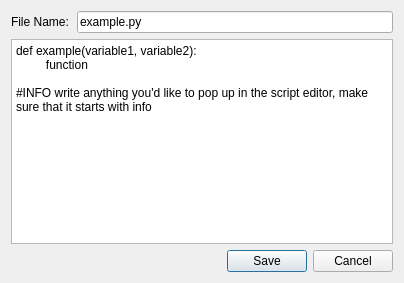
Qt form newcommand.ui (Robijn98/scriptEditorUI) before a commit.
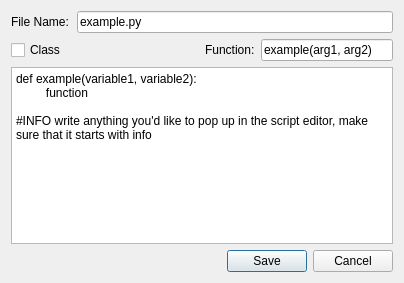
The same form after that commit.

Commit message:
add class to commands
add class to commands

```diff
--- a/newcommand.ui
+++ b/newcommand.ui
@@ -50,6 +50,44 @@
      </item>
     </layout>
    </item>
+   <item>
+    <layout class="QHBoxLayout" name="horizontalLayout">
+     <item>
+      <widget class="QCheckBox" name="classCheckBox">
+       <property name="text">
+        <string>Class</string>
+       </property>
+      </widget>
+     </item>
+     <item>
+      <spacer name="horizontalSpacer_2">
+       <property name="orientation">
+        <enum>Qt::Orientation::Horizontal</enum>
+       </property>
+       <property name="sizeHint" stdset="0">
+        <size>
+         <width>20</width>
+         <height>20</height>
+        </size>
+       </property>
+      </spacer>
+     </item>
+     <item>
+      <widget class="QLabel" name="functionLabel">
+       <property name="text">
+        <string>Function:</string>
+       </property>
+      </widget>
+     </item>
+     <item>
+      <widget class="QLineEdit" name="functionEdit">
+       <property name="text">
+        <string>example(arg1, arg2)</string>
+       </property>
+      </widget>
+     </item>
+    </layout>
+   </item>
    <item>
     <layout class="QHBoxLayout" name="textEditLayout">
      <item>
```
The commit also changes 14 other files.
